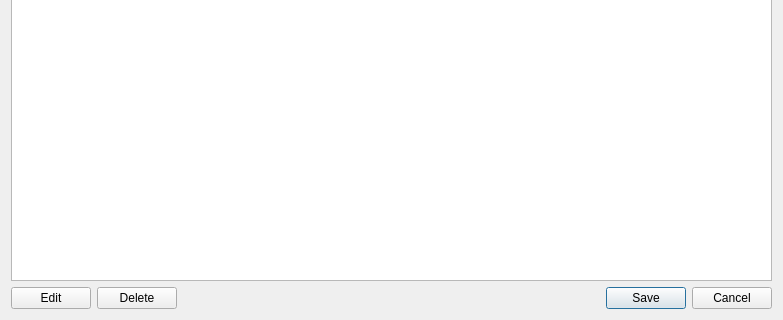
First picture: the form in src/anticarium_desktop/widgets/DisplayRegimes.ui, repository Anticarium/Anticarium_Desktop, before the edit; both pictures show x 0 to 783 and y 231 to 551 of the 783 by 551 pixel window.
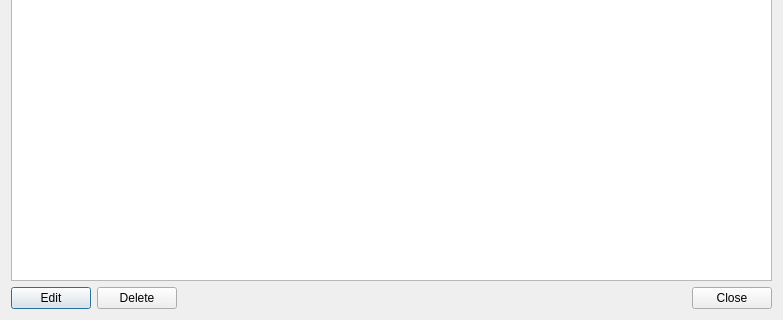
Second picture: the form after the edit.

Commit message: Removed save button from DsiplayRegimes

Diff of the .ui file:
```diff
--- a/src/anticarium_desktop/widgets/DisplayRegimes.ui
+++ b/src/anticarium_desktop/widgets/DisplayRegimes.ui
@@ -52,7 +52,7 @@
      <item>
       <widget class="QDialogButtonBox" name="regimesButtonBox">
        <property name="standardButtons">
-        <set>QDialogButtonBox::Cancel|QDialogButtonBox::Save</set>
+        <set>QDialogButtonBox::Close</set>
        </property>
       </widget>
      </item>
```
